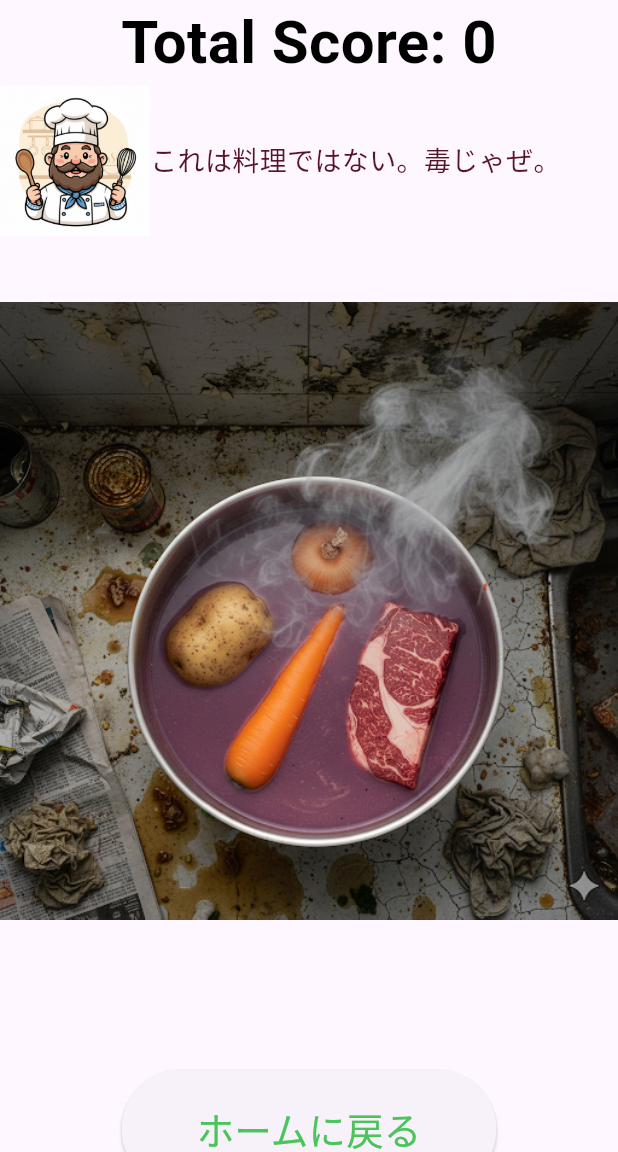
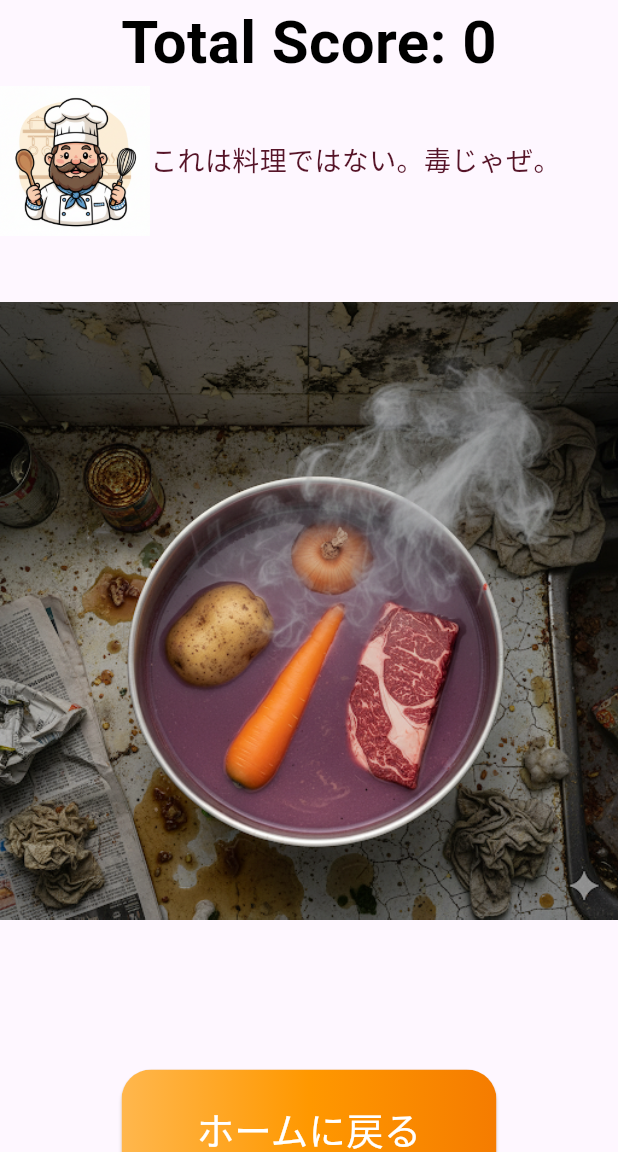
Before and after one commit to Shu-Nkosen/reazonCooking, a Flutter app: the ThirdPage screen opened by its route, on a phone screen of 412 x 824 dp, the part 84-1236 px from its top. Run offline on Flutter 3.47's test engine with Material 3 defaults, Android fonts, the phone set to English and light mode, and no system bars; our stand-ins replace audioplayers, sensors_plus, vibration; missing offline and left inert: speech_balloon.

Commit message:
3枚目のボタン

```diff
--- a/cooking_reazon/lib/ThirdPage.dart
+++ b/cooking_reazon/lib/ThirdPage.dart
@@ -238,7 +238,6 @@ class _ThirdPageState extends State<ThirdPage> {
             style: Theme.of(context).textTheme.titleLarge,
           ),
           Text(_gyroscopeValues, style: Theme.of(context).textTheme.titleLarge),
-
             // 戻るボタン
             SizedBox(
               width: 250, // ボタンの幅を指定
@@ -247,12 +246,28 @@ class _ThirdPageState extends State<ThirdPage> {
                 onPressed: () {
                   Navigator.popUntil(context, (route) => route.isFirst);
               },
-              child: Center(
+                style: ElevatedButton.styleFrom(
+                  padding: EdgeInsets.zero,
+                  shape: RoundedRectangleBorder(
+                    borderRadius: BorderRadius.circular(20),
+                  ),
+                ),
+                child: Ink(
+                  decoration: BoxDecoration(
+                    gradient: LinearGradient(
+                      colors: <Color>[
+                        Colors.orange[300]!,
+                        Colors.orange[500]!,
+                        Colors.orange[700]!,
+                      ],
+                    ),
+                    borderRadius: const BorderRadius.all(Radius.circular(20)),
+                  ),
+                  child: Container(
+                    alignment: Alignment.center,
                     child: const Text(
                       'ホームに戻る',
-                  style: TextStyle(
-                    fontSize: 25,
-                    color: Color.fromARGB(255, 75, 196, 91),
+                      style: TextStyle(fontSize: 25, color: Colors.white),
                     ),
                   ),
                 ),
```
Lines whose indentation alone changed are shown as unchanged.
